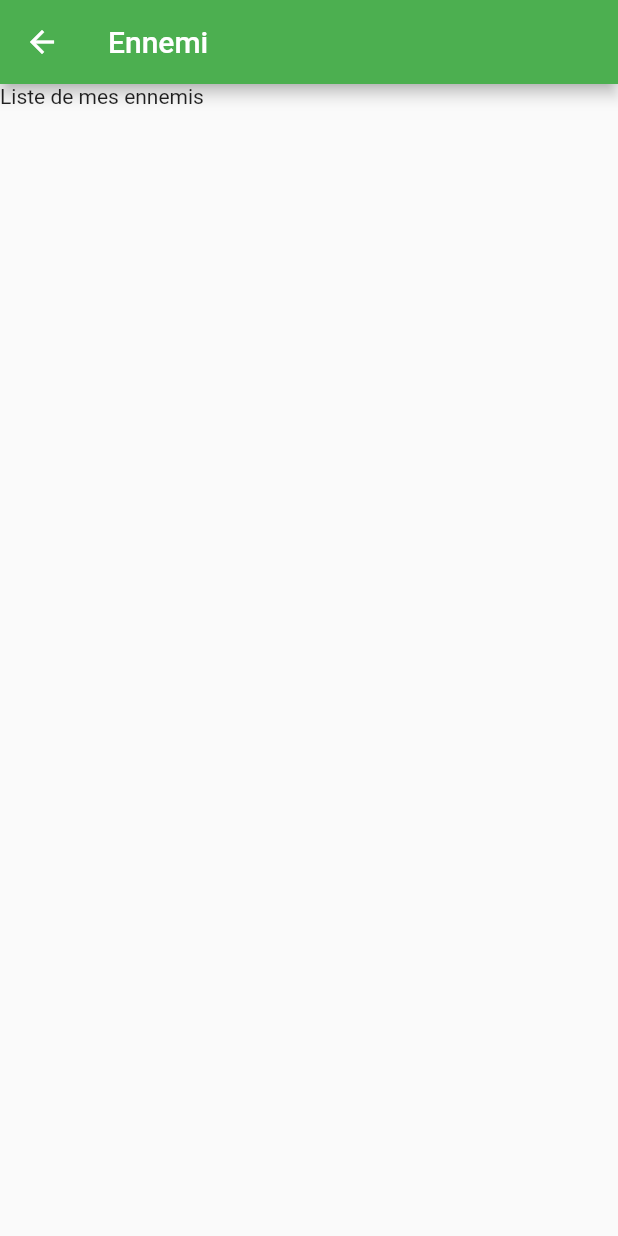
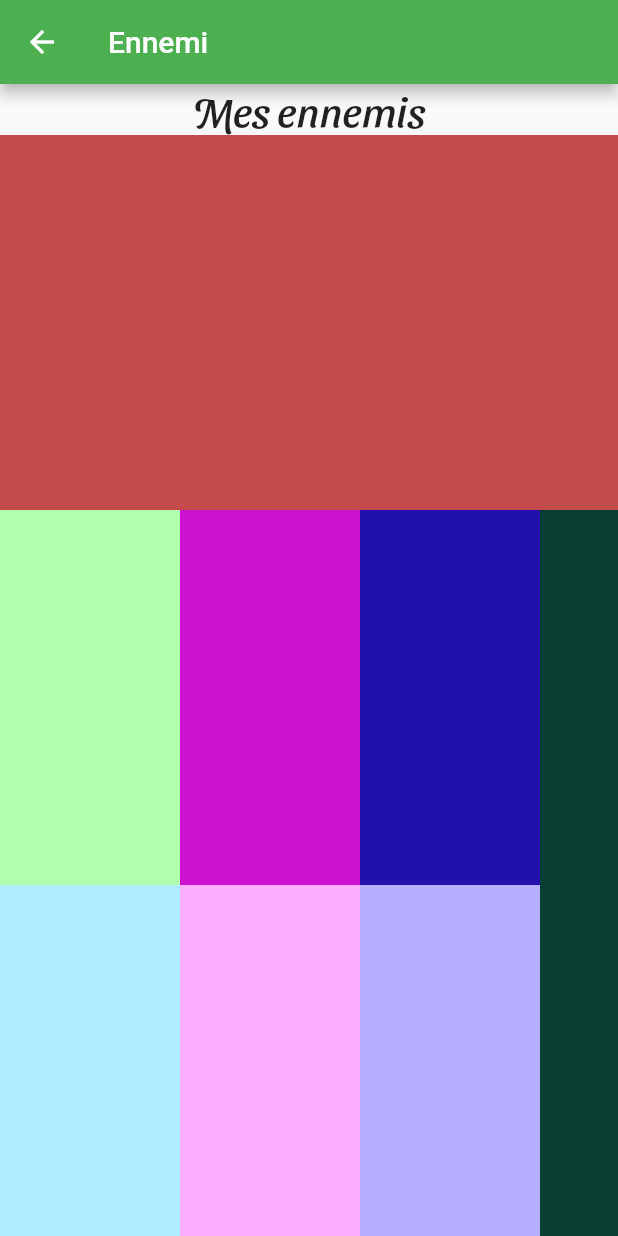
Before and after one commit to jsertram63/DecouverteDeFlutter, a Flutter app: the screen it shows after launch, in the side drawer, after a tap on "Ennemis", on a phone screen of 412 x 824 dp. Run offline on Flutter 3.47's test engine with Material 2 defaults, Android fonts, the phone set to English and light mode, and no system bars.

Commit message:
live 21 septembre

```diff
--- a/lib/ennemipage.dart
+++ b/lib/ennemipage.dart
@@ -1,15 +1,101 @@
 import 'package:flutter/material.dart';
+import 'package:flutter/rendering.dart';
 
 class EnnemiPage extends StatelessWidget {
   const EnnemiPage({super.key});
 
   @override
   Widget build(BuildContext context) {
+    var size = MediaQuery.of(context).size;
     return Scaffold(
       appBar: AppBar(title: Text("Ennemi"),backgroundColor: Colors.green,),
-      body: Column(children: [
-        Text("Liste de mes ennemis")
-      ]),
+      body: SingleChildScrollView(
+        child: Column(
+          mainAxisAlignment: MainAxisAlignment.start,
+         children: [
+          buildTitleText(),
+          Container(height: 250,
+          //width: size.width,
+          color: const Color.fromARGB(198, 179, 24, 24),),
+            Container(height: 250,
+            child: SingleChildScrollView(
+              scrollDirection: Axis.horizontal,
+              child: Row(children: [
+                 Row(
+                  mainAxisAlignment: MainAxisAlignment.spaceBetween,
+                  children: [
+                  Container(
+                    height: 250,
+                    width: 120,
+                    color: Color.fromARGB(255, 175, 255, 174),
+                  ),
+                    Container(
+                    height: 250,
+                    width: 120,
+                    color: Color.fromARGB(255, 204, 18, 207),
+                  ),
+                    Container(
+                    height: 250,
+                    width: 120,
+                    color: Color.fromARGB(255, 34, 16, 173),
+                  ),
+                    Container(
+                    height: 250,
+                    width: 120,
+                    color: Color.fromARGB(255, 9, 63, 50),
+                  )
+                ]),
+
+              ]),
+            ),
+          //width: size.width,
+          color: const Color.fromARGB(197, 9, 95, 217),),
+            Container(height: 250,
+            child: SingleChildScrollView(
+              scrollDirection: Axis.horizontal,
+              child: Row(
+                mainAxisAlignment: MainAxisAlignment.spaceBetween,
+                children: [
+                Container(
+                  height: 250,
+                  width: 120,
+                  color: Color.fromARGB(255, 174, 237, 255),
+                ),
+                  Container(
+                  height: 250,
+                  width: 120,
+                  color: Color.fromARGB(255, 254, 174, 255),
+                ),
+                  Container(
+                  height: 250,
+                  width: 120,
+                  color: Color.fromARGB(255, 183, 174, 255),
+                ),
+                  Container(
+                  height: 250,
+                  width: 120,
+                  color: Color.fromARGB(255, 9, 63, 50),
+                )
+              ]),
+            ),
+          width: size.width,
+          color: const Color.fromARGB(197, 24, 179, 37),),
+            Container(height: 250,
+          //width: size.width,
+          color: const Color.fromARGB(197, 189, 159, 23),)
+        ],),
+      )
     );
   }
 }
+
+
+Widget buildTitleText(){
+  return const Text("Mes ennemis",
+  style: TextStyle(fontFamily:"sansita",),
+  textScaleFactor: 2,
+  textAlign: TextAlign.center,
+
+  );
+
+}
--- a/lib/homepage.dart
+++ b/lib/homepage.dart
@@ -4,10 +4,11 @@ import 'dart:ui';
 import 'package:flutter/material.dart';
 import 'package:live_futter_7septembre20222/cartepage.dart';
 import 'package:live_futter_7septembre20222/ennemipage.dart';
+
 //import 'package:live_futter_7septembre20222/monappbar.dart';
 
 class HomePage extends StatefulWidget {
-  const HomePage({super.key});
+   HomePage({super.key});
 
   @override
   State<HomePage> createState() => _HomePageState();
@@ -17,27 +18,66 @@ class HomePage extends StatefulWidget {
 
 
 class _HomePageState extends State<HomePage> {
+
+  int agilite = 0;
+
   @override
   Widget build(BuildContext context) {
     return Scaffold(appBar:
     AppBar(
-      title:Text("Mon Heros"),
+      title:const Text("Mon Heros"),
       backgroundColor: Colors.green,),
     drawer: Drawer(
       child: ListView(
         children: [
-             const DrawerHeader(
-        decoration: BoxDecoration(
+              DrawerHeader(
+        decoration:const BoxDecoration(
           color: Colors.green,
         ),
-        child: Text('Menu'),
+        child: Column(children:const [
+          Text("Menu",style: TextStyle(fontFamily:"sansita",fontSize: 20),),
+          Padding(padding: EdgeInsets.only(top:10),
+          child:  SizedBox(
+              height: 100,
+              width: 100,
+              child: CircleAvatar(
+                                backgroundImage: AssetImage('assets/images/robot.png'),
+
+              ),
+
+            ),
+          )
+
+
+
+        ],),
+
+
+
+
       ),
       ListTile(
-        title:const Text("Mon heros",style: TextStyle(
+        title:Row(
+          children: const[
+              Padding(
+                padding: EdgeInsets.only(left: 5),
+                child: Icon(Icons.access_alarm,
+                size: 26.0,
+                color: Colors.black,
+
+
+                ),
+              ),
+              Padding(
+                padding: EdgeInsets.only(left: 10),
+                child: Text("Mon heros",style: TextStyle(
                 fontFamily:'Sansita',
                 fontWeight: FontWeight.w800,
                 fontSize: 20.0
             ),),
+              ),
+          ],
+        ),
         // onTap : gesture qui va prend en argument une fonction
         onTap: (){
 
@@ -46,9 +86,21 @@ class _HomePageState extends State<HomePage> {
           print("Appui sur Mon heros");
         },
       ),
-      ListTile(title: Text("Ennemis",
+      ListTile(title: Row(
+        children:const [
+          Padding(
+            padding: EdgeInsets.only(left: 5),
+            child: Icon(Icons.fence_outlined,
+            color: Color.fromARGB(255, 201, 179, 143)),
+          ),
+          Padding(
+            padding: EdgeInsets.only(left: 10),
+            child: Text("Ennemis",
 
         style: TextStyle(fontFamily: "Sansita", fontWeight: FontWeight.w800,fontSize: 20.0),
+            ),
+          ),
+        ],
       ),
         onTap: (){
           Navigator.push(
@@ -58,11 +110,23 @@ style: TextStyle(fontFamily: "Sansita", fontWeight: FontWeight.w800,fontSize: 20
           print("ennemmi");
         },
       ),
-      ListTile(title: Text("Carte du monde",style: TextStyle(
+      ListTile(title: Row(
+        children: const [
+          Padding(
+            padding: EdgeInsets.only(left: 5),
+            child: Icon(Icons.ac_unit_sharp,color: Colors.black,),
+          ),
+
+          Padding(
+            padding: EdgeInsets.only(left:10.0),
+            child: Text("Carte du monde",style: TextStyle(
                 fontFamily:'Sansita',
                 fontWeight: FontWeight.w800,
                 fontSize: 20.0
               ),),
+          ),
+        ],
+      ),
          onTap: (){
           print("carte du monde");
           Navigator.push(context,
@@ -84,16 +148,17 @@ style: TextStyle(fontFamily: "Sansita", fontWeight: FontWeight.w800,fontSize: 20
         fontWeight: FontWeight.w800
       )),
       // circular Avatar pour afficher une image dans un rond
-      CircleAvatar(
-        backgroundColor: Colors.transparent,
-        radius: 100,
 
+    SizedBox(
+              height: 150,
+              width: 150,
+              child: CircleAvatar(
+                                backgroundImage: AssetImage('assets/images/robot.png'),
 
-         child: ClipRRect(
-        child: Image.asset('assets/images/robot.png',),
-        borderRadius: BorderRadius.circular(100.0),
               ),
+
             ),
+
       Divider(
         color: Colors.black,
         indent: 20,
@@ -103,7 +168,18 @@ style: TextStyle(fontFamily: "Sansita", fontWeight: FontWeight.w800,fontSize: 20
       Text("Mes caractéristiques",
       style: TextStyle(
         fontSize: 18.0
-      ),)
+      ),),TextField(
+        decoration: InputDecoration(hintText: "Entrez ton agilité",
+        border:OutlineInputBorder(borderRadius: BorderRadius.circular(20)),
+      ),onChanged: (value) {
+        //print("valeur saisi : $value");
+        agilite = value as int;
+        print(agilite);
+       print("agilité : $agilite");
+
+      },),
+
+
 
 
 
--- a/lib/main.dart
+++ b/lib/main.dart
@@ -22,7 +22,7 @@ class MyApp extends StatelessWidget {
       theme: ThemeData(
         primarySwatch: Colors.blue,
       ),
-      home:const HomePage()  // <------ on passe en argument HomePage le widget défini dans homepage.dart
+      home: HomePage()  // <------ on passe en argument HomePage le widget défini dans homepage.dart
 
     );
   }
```
Lines whose indentation alone changed are shown as unchanged.
